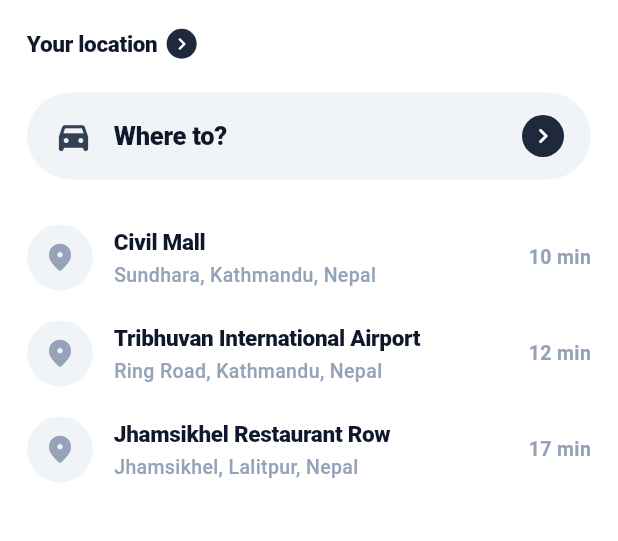
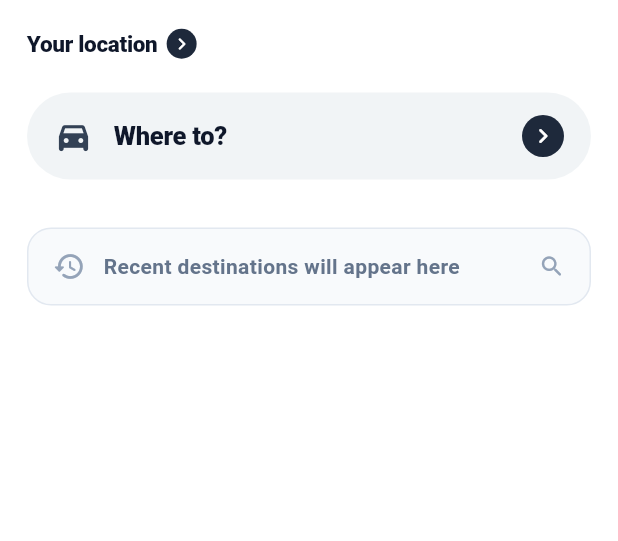
Before and after one commit to irajkumarr/Ride_Share_Apps, a Flutter app: the HomeScreen screen opened by its route, on a phone screen of 412 x 824 dp, the part 71-612 px from its top. Run offline on Flutter 3.47's test engine with Material 3 defaults, Android fonts, the phone set to English and light mode, and no system bars; our stand-ins replace cached_network_image, dartz, dio, equatable, file_picker, firebase_core and 29 more; missing offline and left inert: stomp_dart_client; accounts and stored records are empty; Roboto replaces fonts that are missing (Lexend); project files that could hold a hidden picture were left out.

Commit message:
feat: Implement recent places functionality with local data source and repository integration

```diff
--- a/rider_app/lib/src/data/repo/places_repo.dart
+++ b/rider_app/lib/src/data/repo/places_repo.dart
@@ -1,10 +1,16 @@
 import 'package:shared_core/shared_core.dart';
+import '../local/recent_places_local_data_source.dart';
 import '../remote/places_api_service.dart';
 
 class PlacesRepo {
-  PlacesRepo({required PlacesApiService api}) : _api = api;
+  PlacesRepo({
+    required PlacesApiService api,
+    required RecentPlacesLocalDataSource local,
+  })  : _api = api,
+        _local = local;
 
   final PlacesApiService _api;
+  final RecentPlacesLocalDataSource _local;
 
   Future<List<AddressModel>> searchPlaces(
     String query, {
@@ -36,29 +42,19 @@ class PlacesRepo {
     ];
   }
 
-  List<AddressModel> getRecentPlaces() {
-    return const [
-      AddressModel(
-        id: 'rec_1',
-        title: 'Civil Mall',
-        formattedAddress: 'Sundhara, Kathmandu, Nepal',
-        coordinates: LatLngModel(latitude: 27.7005, longitude: 85.3135),
-        country: 'Nepal',
-      ),
-      AddressModel(
-        id: 'rec_2',
-        title: 'Tribhuvan International Airport',
-        formattedAddress: 'Ring Road, Kathmandu, Nepal',
-        coordinates: LatLngModel(latitude: 27.6966, longitude: 85.3591),
-        country: 'Nepal',
-      ),
-      AddressModel(
-        id: 'rec_3',
-        title: 'Jhamsikhel Restaurant Row',
-        formattedAddress: 'Jhamsikhel, Lalitpur, Nepal',
-        coordinates: LatLngModel(latitude: 27.6740, longitude: 85.3110),
-        country: 'Nepal',
-      ),
-    ];
+  Future<List<AddressModel>> getRecentPlaces() async {
+    return _local.getRecentPlaces();
+  }
+
+  List<AddressModel> getRecentPlacesSync() {
+    return _local.getRecentPlacesSync();
+  }
+
+  Future<void> saveRecentPlace(AddressModel place) async {
+    await _local.saveRecentPlace(place);
+  }
+
+  Future<void> clearRecentPlaces() async {
+    await _local.clearRecentPlaces();
   }
 }
--- a/rider_app/lib/src/modules/home/home_screen.dart
+++ b/rider_app/lib/src/modules/home/home_screen.dart
@@ -41,26 +41,6 @@ class _HomeScreenState extends State<HomeScreen> with TickerProviderStateMixin {
   AnimationController? _routeAnimationController;
   List<LatLng> _fullRoutePoints = [];
 
-  final List<_RecentPlaceItem> _defaultRecents = const [
-    _RecentPlaceItem(
-      title: 'Ward 2',
-      subtitle: 'Madhyapur Thimi Mu...pur District, Bagmati',
-      etaText: '10 min',
-      latLng: LatLngModel(latitude: 27.6802, longitude: 85.3855),
-    ),
-    _RecentPlaceItem(
-      title: 'Kaushaltar - Biruwa Rd 3',
-      subtitle: 'Ward 1, Suryabinayak ...pur District, Bagmati',
-      etaText: '12 min',
-      latLng: LatLngModel(latitude: 27.6745, longitude: 85.3720),
-    ),
-    _RecentPlaceItem(
-      title: 'Balkot Chowk',
-      subtitle: 'Bagmati, Bhaktapur ...shaltar - Biruwa Road',
-      etaText: '17 min',
-      latLng: LatLngModel(latitude: 27.6690, longitude: 85.3650),
-    ),
-  ];
 
   @override
   void initState() {
@@ -2227,11 +2207,55 @@ class _HomeScreenState extends State<HomeScreen> with TickerProviderStateMixin {
   Widget _buildRecentDestinations() {
     return BlocBuilder<RideSearchCubit, RideSearchState>(
       builder: (context, state) {
-        List<_RecentPlaceItem> items = [];
-
-        if (state is RideSearchInitial && state.recents.isNotEmpty) {
-          final times = ['10 min', '12 min', '17 min', '20 min'];
-          items = state.recents.take(3).toList().asMap().entries.map((e) {
+        final recents = (state is RideSearchInitial)
+            ? state.recents
+            : context.read<RideSearchCubit>().cachedRecents;
+
+        if (recents.isEmpty) {
+          return Padding(
+            padding: const EdgeInsets.symmetric(vertical: 12),
+            child: InkWell(
+              onTap: () => _openSearchSheet(focusDestination: true),
+              borderRadius: BorderRadius.circular(16),
+              child: Container(
+                padding: const EdgeInsets.symmetric(horizontal: 16, vertical: 14),
+                decoration: BoxDecoration(
+                  color: const Color(0xFFF8FAFC),
+                  borderRadius: BorderRadius.circular(16),
+                  border: Border.all(color: const Color(0xFFE2E8F0)),
+                ),
+                child: const Row(
+                  children: [
+                    Icon(
+                      Icons.history_rounded,
+                      color: Color(0xFF94A3B8),
+                      size: 22,
+                    ),
+                    SizedBox(width: 12),
+                    Expanded(
+                      child: Text(
+                        'Recent destinations will appear here',
+                        style: TextStyle(
+                          fontSize: 14,
+                          fontWeight: FontWeight.w600,
+                          color: Color(0xFF64748B),
+                        ),
+                      ),
+                    ),
+                    Icon(
+                      Icons.search_rounded,
+                      color: Color(0xFF94A3B8),
+                      size: 18,
+                    ),
+                  ],
+                ),
+              ),
+            ),
+          );
+        }
+
+        final times = ['8 min', '12 min', '15 min', '20 min', '25 min'];
+        final items = recents.take(3).toList().asMap().entries.map((e) {
           final place = e.value;
           return _RecentPlaceItem(
             title: place.title,
@@ -2240,9 +2264,6 @@ class _HomeScreenState extends State<HomeScreen> with TickerProviderStateMixin {
             latLng: place.coordinates,
           );
         }).toList();
-        } else {
-          items = _defaultRecents;
-        }
 
         return Column(
           children: items.map((item) {
```
Also changed, not shown: rider_app/lib/src/core/di/injection.dart (+8 -1 lines), rider_app/lib/src/data/local/recent_places_local_data_source.dart (added, +87 -0 lines), rider_app/lib/src/modules/home/blocs/ride_search_cubit.dart (+35 -5 lines), rider_app/lib/src/modules/home/widgets/destination_search_sheet.dart (+45 -66 lines). Lines whose indentation alone changed are shown as unchanged.
